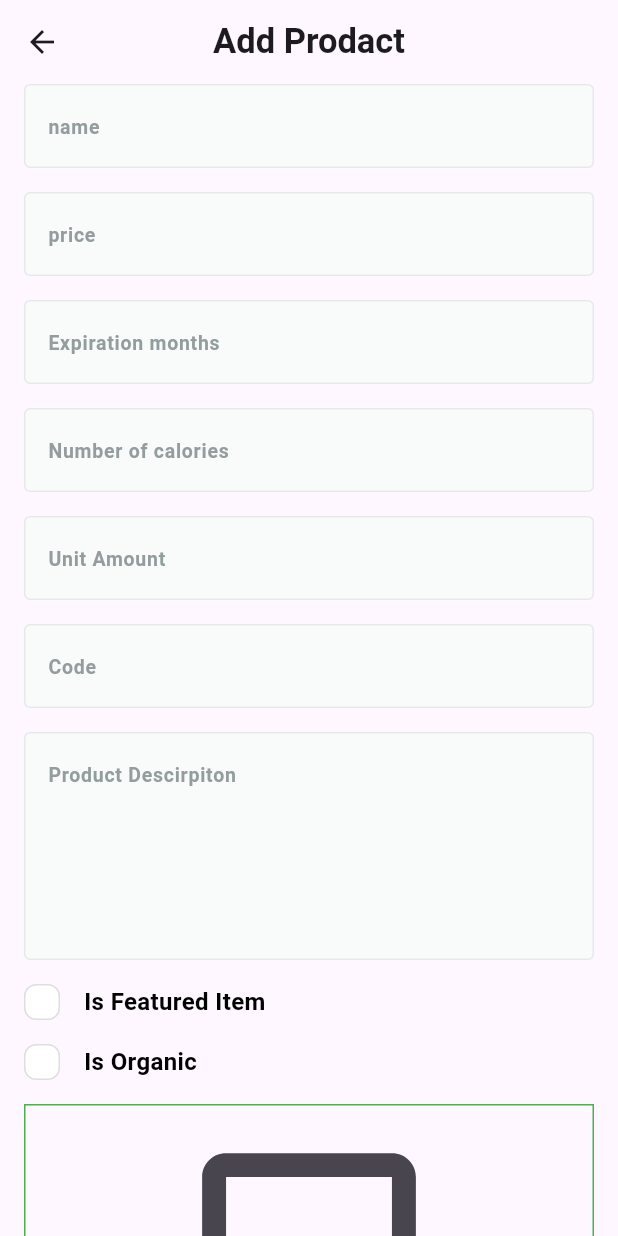
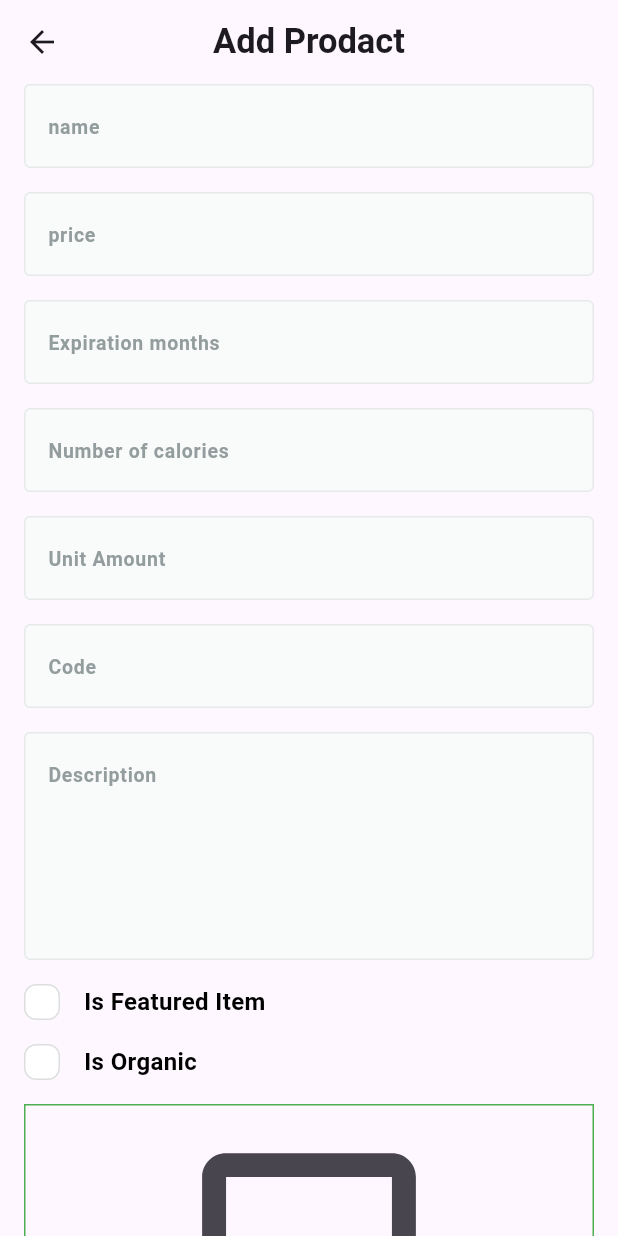
Before and after one commit to eng-tarek-elmarsafy/Fruit-Hub-Dashboard, a Flutter app: the screen it shows after launch, after a tap on "Add Prodact", on a phone screen of 412 x 824 dp. Run offline on Flutter 3.47's test engine with Material 3 defaults, Android fonts, the phone set to English and light mode, and no system bars; drawn by our look-alikes of modal_progress_hud_nsn, skeletonizer; our stand-ins replace bloc, cloud_firestore, dartz, firebase_core, firebase_storage, flutter_bloc and 3 more; accounts and stored records are empty; Roboto replaces fonts that are missing (Cairo).

Commit message:
feat: enhance code quality with linter rules, refactor constructors, and improve widget constants

```diff
--- a/lib/core/repos/images_repo/images_repo_impl.dart
+++ b/lib/core/repos/images_repo/images_repo_impl.dart
@@ -6,9 +6,8 @@ import 'package:fruit_hub_bashbord/core/repos/images_repo/images_repo.dart';
 import 'package:fruit_hub_bashbord/core/service/upload_file.dart';
 
 class ImagesRepoImpl implements ImagesRepo {
+  ImagesRepoImpl({required this.uploadFileService});
   final UploadFileService uploadFileService;
-
-  ImagesRepoImpl({required this.uploadFileService});
   @override
   Future<Either<Failure, String>> uploadImages(File image, String path) async {
     try {
--- a/lib/core/repos/product_repo/product_repo_impl.dart
+++ b/lib/core/repos/product_repo/product_repo_impl.dart
@@ -7,9 +7,8 @@ import 'package:fruit_hub_bashbord/feature/add_product/data/models/product_model
 import 'package:fruit_hub_bashbord/feature/add_product/domain/entities/product_entity.dart';
 
 class ProductRepoImpl implements ProductRepo {
+  ProductRepoImpl({required this.firebaseFirestoreService});
   final FirebaseFirestoreService firebaseFirestoreService;
-
-  ProductRepoImpl({required this.firebaseFirestoreService});
 
   @override
   Future<Either<Failure, void>> addProducts(ProductEntity productEntity) async {
--- a/lib/core/widgets/build_app_bar.dart
+++ b/lib/core/widgets/build_app_bar.dart
@@ -3,7 +3,7 @@ import 'package:fruit_hub_bashbord/core/utils/app_style.dart';
 
 AppBar buildAppBar() {
   return AppBar(
-    title: Text('Add Prodact', style: AppStyle.heading5Bold),
+    title: const Text('Add Prodact', style: AppStyle.heading5Bold),
     centerTitle: true,
   );
 }
--- a/lib/core/widgets/chack_box_item.dart
+++ b/lib/core/widgets/chack_box_item.dart
@@ -15,7 +15,7 @@ class ChackBoxItem extends StatelessWidget {
     return Row(
       children: [
         CustomChackBox(onChacked: onChacked),
-        SizedBox(width: 16),
+        const SizedBox(width: 16),
         Text(titile, style: AppStyle.basaBold.copyWith(color: Colors.black)),
       ],
     );
--- a/lib/core/widgets/product_image.dart
+++ b/lib/core/widgets/product_image.dart
@@ -1,89 +1,3 @@
-// import 'dart:developer';
-// import 'dart:io';
-
-// import 'package:flutter/material.dart';
-// import 'package:image_picker/image_picker.dart';
-// import 'package:skeletonizer/skeletonizer.dart';
-
-// class ProductImage extends StatefulWidget {
-//   const ProductImage({super.key, required this.onChanged});
-//   final Function(File image) onChanged;
-//   @override
-//   State<ProductImage> createState() => _ProductImageState();
-// }
-
-// class _ProductImageState extends State<ProductImage> {
-//   File? image;
-//   bool isLoading = false;
-//   @override
-//   Widget build(BuildContext context) {
-//     return GestureDetector(
-//       onDoubleTapDown: (details) {
-//         if (image != null) {
-//           widget.onChanged(image!);
-//         }
-//       },
-//       child: Stack(
-//         children: [
-//           Container(
-//             width: double.infinity,
-//             decoration: BoxDecoration(border: Border.all(color: Colors.green)),
-//             child: IconButton(
-//               onPressed: () async {
-//                 setState(() {
-//                   isLoading = true;
-//                 });
-//                 await pickerImageFromGallery();
-//                 setState(() {
-//                   isLoading = false;
-//                 });
-//               },
-//               icon:
-//                   image != null
-//                       ? ClipRRect(
-//                         borderRadius: BorderRadius.circular(4),
-//                         child: Image.file(image!, fit: BoxFit.fill),
-//                       )
-//                       : Skeletonizer(
-//                         enabled: isLoading,
-//                         child: Icon(Icons.image_outlined, size: 190),
-//                       ),
-//             ),
-//           ),
-//           Visibility(
-//             visible: image != null,
-//             child: IconButton(
-//               onPressed: () {
-//                 image = null;
-//                 isLoading = false;
-//                 setState(() {});
-//               },
-//               icon: Icon(Icons.delete, color: Colors.red),
-//             ),
-//           ),
-//         ],
-//       ),
-//     );
-//   }
-
-//   Future<void> pickerImageFromGallery() async {
-//     try {
-//       final ImagePicker picker = ImagePicker();
-
-//       final XFile? pickerImage = await picker.pickImage(
-//         source: ImageSource.gallery,
-//       );
-//       if (pickerImage != null) {
-//         setState(() {
-//           image = File(pickerImage.path);
-//         });
-//       }
-//     } on Exception catch (e) {
-//       log(e.toString());
-//     }
-//   }
-// }
-
 import 'dart:developer';
 import 'dart:io';
 
@@ -126,14 +40,15 @@ class _ProductImageState extends State<ProductImage> {
                   isLoading = false;
                 });
               },
-              icon: image != null
+              icon:
+                  image != null
                       ? ClipRRect(
                         borderRadius: BorderRadius.circular(4),
                         child: Image.file(image!, fit: BoxFit.fill),
                       )
                       : Skeletonizer(
                         enabled: isLoading,
-                      child: Icon(Icons.image_outlined, size: 190),
+                        child: const Icon(Icons.image_outlined, size: 190),
                       ),
             ),
           ),
@@ -146,7 +61,7 @@ class _ProductImageState extends State<ProductImage> {
                   isLoading = false;
                 });
               },
-              icon: Icon(Icons.delete, color: Colors.red),
+              icon: const Icon(Icons.delete, color: Colors.red),
             ),
           ),
         ],
--- a/lib/feature/add_product/domain/entities/product_entity.dart
+++ b/lib/feature/add_product/domain/entities/product_entity.dart
@@ -1,20 +1,6 @@
 import 'dart:io';
 
 class ProductEntity {
-  final String name;
-  final String price;
-  final String code;
-  final String description;
-  final File imageFile;
-  final bool isFeatured;
-  String? imageUrl;
-  final int expirationsMonths;
-  final bool isOrganic;
-  final int numberOfCaloris;
-  final num avgRating;
-  final num ratingCount;
-  final num unitAmount;
-
   ProductEntity({
     required this.isFeatured,
     required this.imageFile,
@@ -30,4 +16,17 @@ class ProductEntity {
     this.ratingCount = 0,
     required this.unitAmount,
   });
+  final String name;
+  final String price;
+  final String code;
+  final String description;
+  final File imageFile;
+  final bool isFeatured;
+  String? imageUrl;
+  final int expirationsMonths;
+  final bool isOrganic;
+  final int numberOfCaloris;
+  final num avgRating;
+  final num ratingCount;
+  final num unitAmount;
 }
--- a/lib/feature/add_product/presentation/manager/add_proaduct_cubit/add_proaduct_state.dart
+++ b/lib/feature/add_product/presentation/manager/add_proaduct_cubit/add_proaduct_state.dart
@@ -4,10 +4,12 @@ part of 'add_proaduct_cubit.dart';
 sealed class AddProaductState {}
 
 final class AddProaductInitial extends AddProaductState {}
+
 final class AddProaductLoading extends AddProaductState {}
+
 final class AddProaductSuccess extends AddProaductState {}
+
 final class AddProaductFailure extends AddProaductState {
+  AddProaductFailure({required this.message});
   final String message;
-
-  AddProaductFailure({required this.message});
 }
--- a/lib/feature/add_product/presentation/views/add_prodact_view.dart
+++ b/lib/feature/add_product/presentation/views/add_prodact_view.dart
@@ -19,7 +19,10 @@ class AddProdactView extends StatelessWidget {
       create:
           (context) =>
               AddProaductCubit(getIt<ImagesRepo>(), getIt<ProductRepo>()),
-      child: Scaffold(appBar: buildAppBar(), body: AddProaductBlocConsumer()),
+      child: Scaffold(
+        appBar: buildAppBar(),
+        body: const AddProaductBlocConsumer(),
+      ),
     );
   }
 }
@@ -33,12 +36,14 @@ class AddProaductBlocConsumer extends StatelessWidget {
       listener: (context, state) {
         if (state is AddProaductFailure) {
           ScaffoldMessenger.of(context).showSnackBar(
-            SnackBar(content: Text('حدث خطأ', style: AppStyle.basaRegular)),
+            const SnackBar(
+              content: Text('حدث خطأ', style: AppStyle.basaRegular),
+            ),
           );
         }
         if (state is AddProaductSuccess) {
           ScaffoldMessenger.of(context).showSnackBar(
-            SnackBar(
+            const SnackBar(
               content: Text('تمت العملية بنجاح', style: AppStyle.basaRegular),
             ),
           );
@@ -47,7 +52,7 @@ class AddProaductBlocConsumer extends StatelessWidget {
       builder: (context, state) {
         return ModalProgressHUD(
           inAsyncCall: state is AddProaductLoading,
-          child: AddProdactBody(),
+          child: const AddProdactBody(),
         );
       },
     );
--- a/lib/feature/add_product/presentation/views/widgets/add_prodact_body.dart
+++ b/lib/feature/add_product/presentation/views/widgets/add_prodact_body.dart
@@ -67,7 +67,7 @@ class _AddProdactBodyState extends State<AddProdactBody> {
   @override
   Widget build(BuildContext context) {
     return Padding(
-      padding: EdgeInsets.symmetric(horizontal: 16),
+      padding: const EdgeInsets.symmetric(horizontal: 16),
       child: CustomScrollView(
         slivers: [
           SliverToBoxAdapter(
@@ -89,7 +89,7 @@ class _AddProdactBodyState extends State<AddProdactBody> {
                       return null;
                     },
                   ),
-                  SizedBox(height: 16),
+                  const SizedBox(height: 16),
                   CustomTextFormField(
                     textController: textController2,
                     hintText: 'price',
@@ -105,7 +105,7 @@ class _AddProdactBodyState extends State<AddProdactBody> {
                       return null;
                     },
                   ),
-                  SizedBox(height: 16),
+                  const SizedBox(height: 16),
                   CustomTextFormField(
                     textController: textController3,
                     textInputType: TextInputType.number,
@@ -121,7 +121,7 @@ class _AddProdactBodyState extends State<AddProdactBody> {
                       return null;
                     },
                   ),
-                  SizedBox(height: 16),
+                  const SizedBox(height: 16),
                   CustomTextFormField(
                     textController: textController4,
                     textInputType: TextInputType.number,
@@ -137,7 +137,7 @@ class _AddProdactBodyState extends State<AddProdactBody> {
                       return null;
                     },
                   ),
-                  SizedBox(height: 16),
+                  const SizedBox(height: 16),
                   CustomTextFormField(
                     textController: textController5,
                     textInputType: TextInputType.number,
@@ -153,7 +153,7 @@ class _AddProdactBodyState extends State<AddProdactBody> {
                       return null;
                     },
                   ),
-                  SizedBox(height: 16),
+                  const SizedBox(height: 16),
                   CustomTextFormField(
                     textController: textController6,
                     hintText: 'Code',
@@ -167,10 +167,10 @@ class _AddProdactBodyState extends State<AddProdactBody> {
                       return null;
                     },
                   ),
-                  SizedBox(height: 16),
+                  const SizedBox(height: 16),
                   CustomTextFormField(
                     textController: textController7,
-                    hintText: 'Product Descirpiton',
+                    hintText: 'Description',
                     maxLines: 5,
                     onSaved: (p0) {
                       description = p0!;
@@ -182,38 +182,39 @@ class _AddProdactBodyState extends State<AddProdactBody> {
                       return null;
                     },
                   ),
-                  SizedBox(height: 16),
+                  const SizedBox(height: 16),
                   ChackBoxItem(
                     onChacked: (bool value) {
                       isFeatured = value;
                     },
                     titile: "Is Featured Item",
                   ),
-                  SizedBox(height: 16),
+                  const SizedBox(height: 16),
                   ChackBoxItem(
                     onChacked: (bool value) {
                       isOrganic = value;
                     },
                     titile: 'Is Organic',
                   ),
-                  SizedBox(height: 16),
+                  const SizedBox(height: 16),
                   ProductImage(
                     onChanged: (File xImage) {
                       image = xImage;
                     },
                   ),
-                  SizedBox(height: 16),
+                  const SizedBox(height: 16),
                   CustomButton(
                     title: 'Add data',
                     onPressed: () {
                       if (formKey.currentState!.validate()) {
                         if (image == null) {
                           ScaffoldMessenger.of(context).showSnackBar(
-                            SnackBar(
+                            const SnackBar(
                               content: Text('يجب اختيار صورة'),
                               backgroundColor: AppColor.green500,
                             ),
                           );
+                          return;
                         }
 
                         if (image != null) {
@@ -239,6 +240,12 @@ class _AddProdactBodyState extends State<AddProdactBody> {
                           textController5.clear();
                           textController6.clear();
                           textController7.clear();
+                          formKey.currentState!.reset();
+                          image = null;
+                          isFeatured = false;
+                          isOrganic = false;
+                          autovalidateMode = AutovalidateMode.disabled;
+                          setState(() {});
                         }
                       } else {
                         autovalidateMode = AutovalidateMode.always;
@@ -246,7 +253,7 @@ class _AddProdactBodyState extends State<AddProdactBody> {
                       }
                     },
                   ),
-                  SizedBox(height: 24),
+                  const SizedBox(height: 24),
                 ],
               ),
             ),
--- a/lib/feature/dashbord/presentation/views/dashbord_view.dart
+++ b/lib/feature/dashbord/presentation/views/dashbord_view.dart
@@ -6,6 +6,6 @@ class DashboardView extends StatelessWidget {
   static const String id = 'dashbord_view';
   @override
   Widget build(BuildContext context) {
-    return Scaffold(body: DashboardViewBody());
+    return const Scaffold(body: DashboardViewBody());
   }
 }
--- a/lib/main.dart
+++ b/lib/main.dart
@@ -3,7 +3,7 @@ import 'package:fruit_hub_bashbord/core/helper/on_generate_route_function.dart';
 import 'package:fruit_hub_bashbord/core/service/get_it_setup.dart';
 import 'package:fruit_hub_bashbord/feature/dashbord/presentation/views/dashbord_view.dart';
 import 'package:firebase_core/firebase_core.dart';
-import 'firebase_options.dart';
+import 'package:fruit_hub_bashbord/firebase_options.dart';
 
 void main() async {
   WidgetsFlutterBinding.ensureInitialized();
@@ -18,7 +18,7 @@ class MyApp extends StatelessWidget {
   // This widget is the root of your application.
   @override
   Widget build(BuildContext context) {
-    return MaterialApp(
+    return const MaterialApp(
       debugShowCheckedModeBanner: false,
       onGenerateRoute: onGenerateRoute,
       initialRoute: DashboardView.id,
```
Also changed, not shown: analysis_options.yaml (+7 -0 lines), lib/feature/add_product/data/models/product_model.dart (+17 -18 lines). Lines whose indentation alone changed are shown as unchanged.
